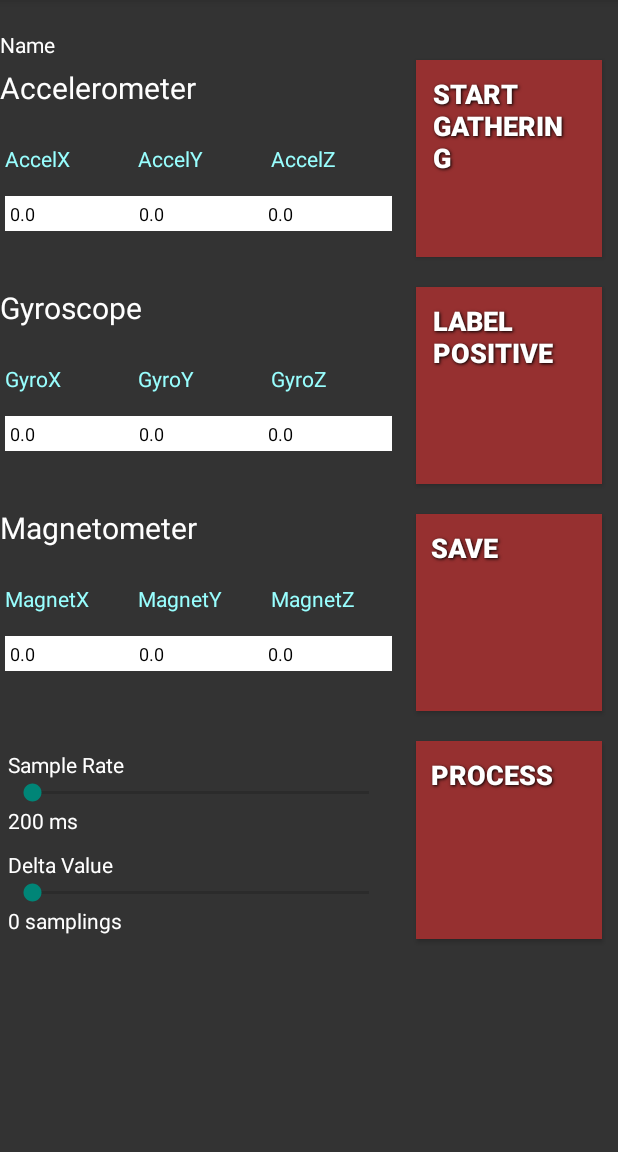
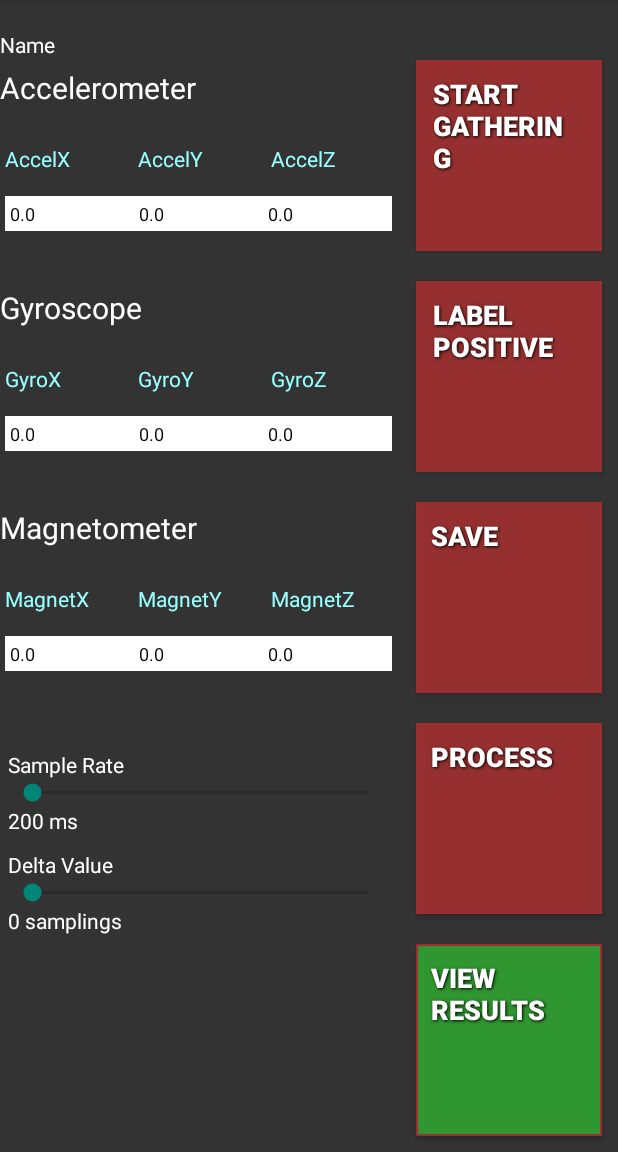
Before and after one commit to mesargent/dataGatherer, an Android app: the MainActivity screen opened directly, with no data from a screen before it, in the options menu, after a tap on "Save CSV", on a phone screen of 412 x 824 dp, the part 84-1236 px from its top. Run offline under Robolectric (Android 15) with nearby library versions, the phone set to English and light mode, and no system bars; 9 statements that could not run were skipped.

Commit message:
Bug fixes, predictor training results view stub added.

```diff
--- a/app/src/main/AndroidManifest.xml
+++ b/app/src/main/AndroidManifest.xml
@@ -47,7 +47,7 @@
         </activity>
 
         <activity
-            android:name="com.detroitteatime.datagatherer.CategoryEditor"
+            android:name="com.detroitteatime.datagatherer.ResultsView"
             android:label="@string/title_activity_main"
             android:screenOrientation="portrait"
             android:theme="@style/Theme.AppCompat.Light"
--- a/app/src/main/java/com/detroitteatime/datagatherer/CategoryDialog.java
+++ b/app/src/main/java/com/detroitteatime/datagatherer/CategoryDialog.java
@@ -279,7 +279,7 @@ public class CategoryDialog extends Activity {
                 DataBaseHelper helper = DataBaseHelper.getInstance(CategoryDialog.this);
 
                 if(id!=-1){
-                    helper.editModel(id, name.getText().toString(), category.getText().toString(), method, params.toString(), null);
+                    helper.editPredictor(id, name.getText().toString(), category.getText().toString(), method, params.toString(), null);
                 }else{
 
                     helper.insertModel(name.getText().toString(), category.getText().toString(), method, params.toString(), null);
@@ -296,7 +296,7 @@ public class CategoryDialog extends Activity {
             public void onClick(View view) {
                 DataBaseHelper helper = DataBaseHelper.getInstance(CategoryDialog.this);
 
-                helper.deleteModel(id);
+                helper.deletePredictor(id);
 
                 Intent intent = new Intent(CategoryDialog.this, ModelList.class);
                 startActivity(intent);
--- a/app/src/main/java/com/detroitteatime/datagatherer/MainActivity.java
+++ b/app/src/main/java/com/detroitteatime/datagatherer/MainActivity.java
@@ -19,6 +19,7 @@ import android.view.MenuItem;
 import android.view.View;
 import android.widget.Button;
 import android.widget.CompoundButton;
+import android.widget.ProgressBar;
 import android.widget.SeekBar;
 import android.widget.TextView;
 import android.widget.Toast;
@@ -47,8 +48,8 @@ public class MainActivity extends ActionBarActivity {
 
     private ToggleButton start;
     private ToggleButton label;
-    private Button process, save;
-    private TextView modelName, modelClass, modelMethod;
+    private Button process, save, results;
+    private ProgressBar progress;
 
     private String format = "%.5f";
 
@@ -70,6 +71,7 @@ public class MainActivity extends ActionBarActivity {
     private SeekBar deltaBar, samplingBar;
     private int samplingRate = 200;
     private int delta;
+
 
 
     @SuppressWarnings("deprecation")
@@ -99,6 +101,7 @@ public class MainActivity extends ActionBarActivity {
 
         //Instantiate the Predictor
         predictor = helper.getPredictorById(predictorId);
+
 
         //Get all the textviews
         title = (TextView) findViewById(R.id.title_prompt);
@@ -146,7 +149,7 @@ public class MainActivity extends ActionBarActivity {
 
                 samplingRate = 200 + i * 50;
                 sRateVal.setText(samplingRate + " ms");
-                if(mBound){
+                if (mBound) {
                     mBoundService.setFreq(samplingRate);
                 }
             }
@@ -238,7 +241,21 @@ public class MainActivity extends ActionBarActivity {
             }
         });
 
-        //get delta value
+        results = (Button) findViewById(R.id.view_results);
+        results.setOnClickListener(new View.OnClickListener() {
+            @Override
+            public void onClick(View view) {
+                Intent intent = new Intent(MainActivity.this, ResultsView.class);
+                intent.putExtra("predictorId", predictorId);
+                startActivity(intent);
+            }
+        });
+
+        progress = (ProgressBar) findViewById(R.id.progressBar);
+
+        if(predictor.getModel()!=null){
+            results.setVisibility(View.VISIBLE);
+        }
 
     }
 
@@ -333,9 +350,24 @@ public class MainActivity extends ActionBarActivity {
     }
 
 
-
     ///////////////////////////////////////////////////////////////////////////////////////////////
     class SendJSONTask extends AsyncTask<String, Void, Void> {
+        @Override
+        protected void onPreExecute() {
+            super.onPreExecute();
+            process.setVisibility(View.GONE);
+            progress.setVisibility(View.VISIBLE);
+
+        }
+
+        @Override
+        protected void onPostExecute(Void aVoid) {
+            super.onPostExecute(aVoid);
+            process.setVisibility(View.VISIBLE);
+            progress.setVisibility(View.GONE);
+            results.setVisibility(View.VISIBLE);
+        }
+
         @Override
         protected Void doInBackground(String... strings) {
             DataBaseHelper helper = DataBaseHelper.getInstance(MainActivity.this);
@@ -343,15 +375,13 @@ public class MainActivity extends ActionBarActivity {
             Cursor cursor = helper.getData();
 
             JSONArray jArray = DataAccess.cursorToJSON(cursor);
-
-
             JSONObject bundle = new JSONObject();
             try {
                 bundle.put("data", jArray);
-                if(predictor.getName()!=null)
-                bundle.put("name", predictor.getName());
-                if(predictor.getCategory()!=null)
-                bundle.put("class", predictor.getCategory());
+                if (predictor.getName() != null)
+                    bundle.put("name", predictor.getName());
+                if (predictor.getCategory() != null)
+                    bundle.put("class", predictor.getCategory());
                 bundle.put("method", predictor.getMethod());
                 bundle.put("params", predictor.getParameterString());
                 bundle.put("delta", delta);
@@ -379,9 +409,9 @@ public class MainActivity extends ActionBarActivity {
                 HttpEntity entity = response.getEntity();
 
                 String jsonString = EntityUtils.toString(entity); //if response in JSON format
-                Log.i("json", "returned: " + jsonString);
+                Log.i("My Code", "returned: " + jsonString);
                 predictor.setModel(jsonString);
-                helper.persistPredictor(predictor);
+                helper.editPredictor(predictor);
 
 
             } catch (Exception e) {
--- a/app/src/main/java/com/detroitteatime/datagatherer/ModelList.java
+++ b/app/src/main/java/com/detroitteatime/datagatherer/ModelList.java
@@ -119,7 +119,7 @@ public class ModelList extends ListActivity {
         protected Void doInBackground(Void... params) {
 
 
-            cursor = helper.getModelData();
+            cursor = helper.getPredictorData();
 
             if (cursor.getCount() != 0) {
                 cursor.moveToFirst();
--- /dev/null
+++ b/app/src/main/java/com/detroitteatime/datagatherer/ResultsView.java
@@ -0,0 +1,77 @@
+package com.detroitteatime.datagatherer;
+
+import android.content.Intent;
+import android.os.Bundle;
+import android.support.v7.app.ActionBarActivity;
+import android.view.Menu;
+import android.view.MenuInflater;
+import android.view.MenuItem;
+import android.widget.TextView;
+
+import com.example.datagatherer.R;
+
+
+
+public class ResultsView extends ActionBarActivity {
+    private long predictorId;
+
+    @Override
+    public void onCreate(Bundle savedInstanceState) {
+        super.onCreate(savedInstanceState);
+        setContentView(R.layout.results);
+
+        predictorId = getIntent().getLongExtra("predictorId", -1);
+        Predictor predictor = DataBaseHelper.getInstance(this).getPredictorById(predictorId);
+
+        TextView tv = (TextView)findViewById(R.id.name);
+        tv.setText(predictor.getModel());
+
+    }
+
+    @Override
+    protected void onResume() {
+        super.onResume();
+    }
+
+    @Override
+    protected void onDestroy() {
+        super.onDestroy();
+
+
+    }
+
+    @Override
+    public boolean onCreateOptionsMenu(Menu menu) {
+        // Inflate the menu items for use in the action bar
+        MenuInflater inflater = getMenuInflater();
+        inflater.inflate(R.menu.menu_main, menu);
+        return super.onCreateOptionsMenu(menu);
+    }
+
+    @Override
+    public boolean onOptionsItemSelected(MenuItem item) {
+        // Handle presses on the action bar items
+        switch (item.getItemId()) {
+            case R.id.save_csv:
+                DataAccess.saveToCSVFile(this);
+                return true;
+            case R.id.delete_csv:
+                DataAccess.deleteCSV();
+                return true;
+            case R.id.clear_db:
+                DataBaseHelper dbHelper = DataBaseHelper.getInstance(this);
+                dbHelper = DataBaseHelper.getInstance(this);
+                dbHelper.getWritableDatabase().execSQL("delete from " + DataBaseHelper.SENSOR_TABLE_NAME);
+
+                return true;
+            case R.id.change_predictor:
+                Intent intent = new Intent(ResultsView.this, ModelList.class);
+                startActivity(intent);
+                return true;
+            default:
+                return super.onOptionsItemSelected(item);
+        }
+    }
+
+
+}
--- /dev/null
+++ b/app/src/main/res/drawable/button_shape_normal_alt.xml
@@ -0,0 +1,41 @@
+<?xml version="1.0" encoding="utf-8"?>
+<selector xmlns:android="http://schemas.android.com/apk/res/android">
+
+    <item android:state_pressed="true" >
+        <shape>
+
+            <solid
+                android:color="#ff00ff" />
+            <stroke
+                android:width="1dp"
+                android:color="#20f8f6" />
+            <corners
+                android:radius="0dp" />
+            <padding
+                android:left="10dp"
+                android:top="10dp"
+                android:right="10dp"
+                android:bottom="10dp" />
+        </shape>
+    </item>
+    <item>
+        <shape>
+            <gradient
+                android:startColor="#309630"
+                android:endColor="#309630"
+                android:angle="270" />
+            <stroke
+                android:width="1dp"
+                android:color="#992f2f" />
+            <corners
+                android:radius="0dp" />
+            <padding
+                android:left="10dp"
+                android:top="10dp"
+                android:right="10dp"
+                android:bottom="10dp" />
+        </shape>
+    </item>
+
+
+</selector>
--- a/app/src/main/res/layout/activity_main.xml
+++ b/app/src/main/res/layout/activity_main.xml
@@ -270,6 +270,8 @@
                 android:background="@drawable/button_shape_normal"
                 android:text="Save" />
 
+
+
             <Button
                 android:id="@+id/process"
                 style="@style/main_button"
@@ -277,7 +279,29 @@
                 android:layout_height="0dip"
                 android:layout_weight=".20"
                 android:background="@drawable/button_shape_normal"
-                android:text="Process" />
+                android:text="Process"
+                >
+            </Button>
+
+            <ProgressBar
+
+                style="@style/main_button"
+                android:layout_width="match_parent"
+                android:layout_height="0dp"
+                android:id="@+id/progressBar"
+                android:layout_weight=".20"
+                android:visibility="gone"
+                />
+
+            <Button
+                android:id="@+id/view_results"
+                style="@style/main_button"
+                android:layout_width="match_parent"
+                android:layout_height="0dip"
+                android:layout_weight=".20"
+                android:background="@drawable/button_shape_normal_alt"
+                android:visibility="gone"
+                android:text="View Results" />
 
         </LinearLayout>
     </RelativeLayout>
```
Also changed, not shown: app/src/main/java/com/detroitteatime/datagatherer/DataBaseHelper.java (+14 -11 lines), app/src/main/java/com/detroitteatime/datagatherer/Predictor.java (+9 -0 lines), app/src/main/res/layout/results.xml (added, +13 -0 lines).
